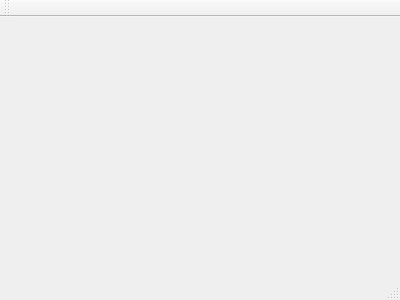
Biuuuuuuuu/buybuybuy, file mainwindow.ui: the form before one commit.
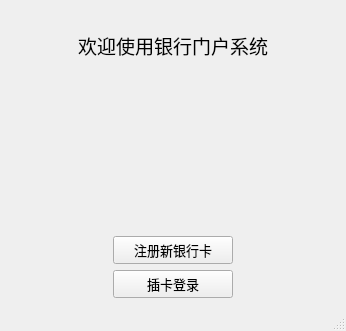
The form after the commit. Icons and pictures are not drawn.

```diff
--- a/mainwindow.ui
+++ b/mainwindow.ui
@@ -1,24 +1,156 @@
 <ui version="4.0">
  <class>MainWindow</class>
- <widget class="QMainWindow" name="MainWindow" >
-  <property name="geometry" >
+ <widget class="QMainWindow" name="MainWindow">
+  <property name="geometry">
    <rect>
     <x>0</x>
     <y>0</y>
-    <width>400</width>
-    <height>300</height>
+    <width>346</width>
+    <height>331</height>
    </rect>
   </property>
-  <property name="windowTitle" >
-   <string>MainWindow</string>
+  <property name="maximumSize">
+   <size>
+    <width>346</width>
+    <height>433</height>
+   </size>
   </property>
-  <widget class="QMenuBar" name="menuBar" />
-  <widget class="QToolBar" name="mainToolBar" />
-  <widget class="QWidget" name="centralWidget" />
-  <widget class="QStatusBar" name="statusBar" />
+  <property name="windowTitle">
+   <string>银行门户系统</string>
+  </property>
+  <property name="windowIcon">
+   <iconset resource="resource.qrc">
+    <normaloff>:/new/prefix1/icon.png</normaloff>:/new/prefix1/icon.png</iconset>
+  </property>
+  <widget class="QWidget" name="centralWidget">
+   <layout class="QVBoxLayout" name="verticalLayout_2">
+    <item>
+     <widget class="QLabel" name="title">
+      <property name="text">
+       <string/>
+      </property>
+      <property name="pixmap">
+       <pixmap resource="resource.qrc">:/new/prefix1/czyh(1).jpg</pixmap>
+      </property>
+      <property name="scaledContents">
+       <bool>false</bool>
+      </property>
+     </widget>
+    </item>
+    <item>
+     <widget class="QLabel" name="label">
+      <property name="font">
+       <font>
+        <family>微软雅黑 Light</family>
+        <pointsize>14</pointsize>
+       </font>
+      </property>
+      <property name="text">
+       <string>欢迎使用银行门户系统</string>
+      </property>
+      <property name="alignment">
+       <set>Qt::AlignCenter</set>
+      </property>
+     </widget>
+    </item>
+    <item>
+     <spacer name="verticalSpacer">
+      <property name="orientation">
+       <enum>Qt::Vertical</enum>
+      </property>
+      <property name="sizeHint" stdset="0">
+       <size>
+        <width>20</width>
+        <height>21</height>
+       </size>
+      </property>
+     </spacer>
+    </item>
+    <item>
+     <layout class="QHBoxLayout" name="horizontalLayout">
+      <item>
+       <spacer name="horizontalSpacer">
+        <property name="orientation">
+         <enum>Qt::Horizontal</enum>
+        </property>
+        <property name="sizeHint" stdset="0">
+         <size>
+          <width>40</width>
+          <height>20</height>
+         </size>
+        </property>
+       </spacer>
+      </item>
+      <item>
+       <layout class="QVBoxLayout" name="verticalLayout">
+        <item>
+         <widget class="QPushButton" name="signUpB">
+          <property name="sizePolicy">
+           <sizepolicy hsizetype="Maximum" vsizetype="Fixed">
+            <horstretch>0</horstretch>
+            <verstretch>0</verstretch>
+           </sizepolicy>
+          </property>
+          <property name="minimumSize">
+           <size>
+            <width>120</width>
+            <height>0</height>
+           </size>
+          </property>
+          <property name="maximumSize">
+           <size>
+            <width>120</width>
+            <height>16777215</height>
+           </size>
+          </property>
+          <property name="font">
+           <font>
+            <family>华文细黑</family>
+            <pointsize>10</pointsize>
+           </font>
+          </property>
+          <property name="text">
+           <string>注册新银行卡</string>
+          </property>
+         </widget>
+        </item>
+        <item>
+         <widget class="QPushButton" name="loginB">
+          <property name="font">
+           <font>
+            <family>华文细黑</family>
+            <pointsize>10</pointsize>
+           </font>
+          </property>
+          <property name="text">
+           <string>插卡登录</string>
+          </property>
+         </widget>
+        </item>
+       </layout>
+      </item>
+      <item>
+       <spacer name="horizontalSpacer_2">
+        <property name="orientation">
+         <enum>Qt::Horizontal</enum>
+        </property>
+        <property name="sizeHint" stdset="0">
+         <size>
+          <width>40</width>
+          <height>20</height>
+         </size>
+        </property>
+       </spacer>
+      </item>
+     </layout>
+    </item>
+   </layout>
+  </widget>
+  <widget class="QStatusBar" name="statusBar"/>
  </widget>
- <layoutDefault spacing="6" margin="11" />
- <pixmapfunction></pixmapfunction>
- <resources/>
+ <layoutdefault spacing="6" margin="11"/>
+ <resources>
+  <include location="resource.qrc"/>
+ </resources>
  <connections/>
 </ui>
```
Left out of the diff: 1 changed line with no effect on the pictures.
